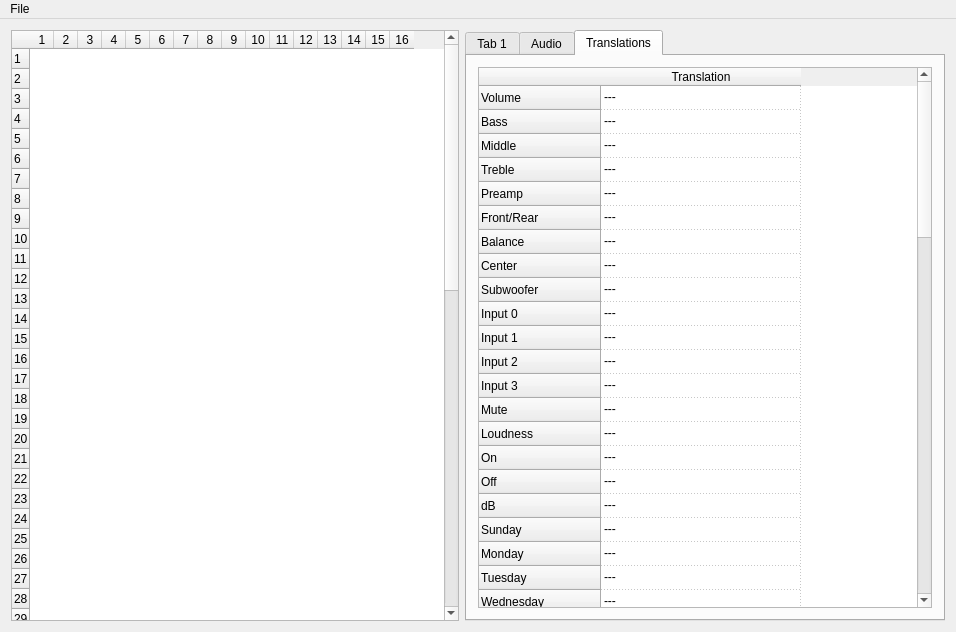
WiseLord/ampcontrol, file editor/mainwindow.ui: the form before one commit.
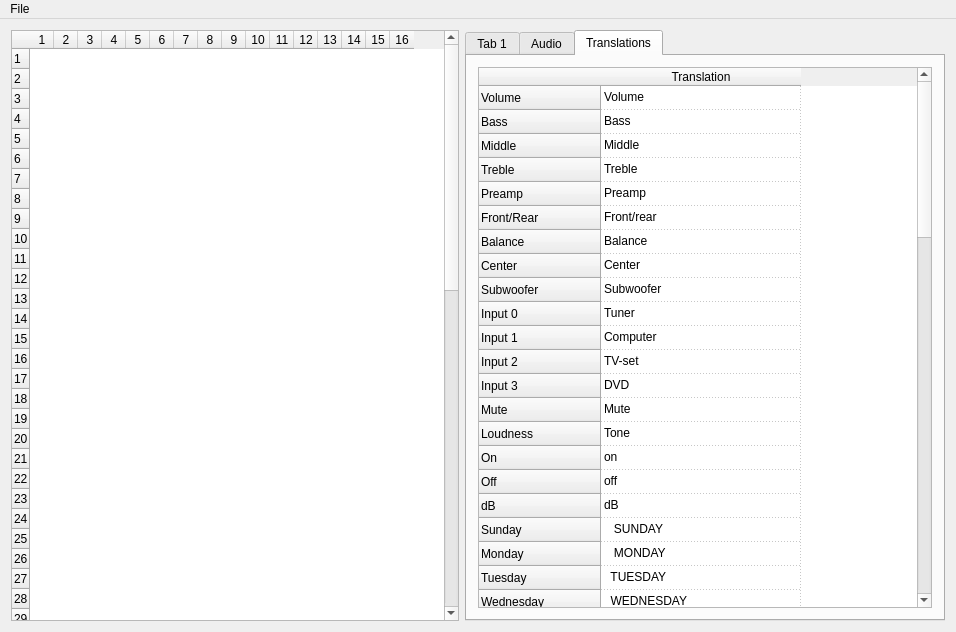
The form after the commit.

Commit message: editor: load text labels from eeprom to translation tab.

```diff
--- a/editor/mainwindow.ui
+++ b/editor/mainwindow.ui
@@ -811,347 +811,347 @@
           </column>
           <item row="0" column="0">
            <property name="text">
-            <string>---</string>
+            <string>Volume</string>
            </property>
           </item>
           <item row="1" column="0">
            <property name="text">
-            <string>---</string>
+            <string>Bass</string>
            </property>
           </item>
           <item row="2" column="0">
            <property name="text">
-            <string>---</string>
+            <string>Middle</string>
            </property>
           </item>
           <item row="3" column="0">
            <property name="text">
-            <string>---</string>
+            <string>Treble</string>
            </property>
           </item>
           <item row="4" column="0">
            <property name="text">
-            <string>---</string>
+            <string>Preamp</string>
            </property>
           </item>
           <item row="5" column="0">
            <property name="text">
-            <string>---</string>
+            <string>Front/rear</string>
            </property>
           </item>
           <item row="6" column="0">
            <property name="text">
-            <string>---</string>
+            <string>Balance</string>
            </property>
           </item>
           <item row="7" column="0">
            <property name="text">
-            <string>---</string>
+            <string>Center</string>
            </property>
           </item>
           <item row="8" column="0">
            <property name="text">
-            <string>---</string>
+            <string>Subwoofer</string>
            </property>
           </item>
           <item row="9" column="0">
            <property name="text">
-            <string>---</string>
+            <string>Tuner</string>
            </property>
           </item>
           <item row="10" column="0">
            <property name="text">
-            <string>---</string>
+            <string>Computer</string>
            </property>
           </item>
           <item row="11" column="0">
            <property name="text">
-            <string>---</string>
+            <string>TV-set</string>
            </property>
           </item>
           <item row="12" column="0">
            <property name="text">
-            <string>---</string>
+            <string>DVD</string>
            </property>
           </item>
           <item row="13" column="0">
            <property name="text">
-            <string>---</string>
+            <string>Mute</string>
            </property>
           </item>
           <item row="14" column="0">
            <property name="text">
-            <string>---</string>
+            <string>Tone</string>
            </property>
           </item>
           <item row="15" column="0">
            <property name="text">
-            <string>---</string>
+            <string>on</string>
            </property>
           </item>
           <item row="16" column="0">
            <property name="text">
-            <string>---</string>
+            <string>off</string>
            </property>
           </item>
           <item row="17" column="0">
            <property name="text">
-            <string>---</string>
+            <string>dB</string>
            </property>
           </item>
           <item row="18" column="0">
            <property name="text">
-            <string>---</string>
+            <string>   SUNDAY   </string>
            </property>
           </item>
           <item row="19" column="0">
            <property name="text">
-            <string>---</string>
+            <string>   MONDAY   </string>
            </property>
           </item>
           <item row="20" column="0">
            <property name="text">
-            <string>---</string>
+            <string>  TUESDAY   </string>
            </property>
           </item>
           <item row="21" column="0">
            <property name="text">
-            <string>---</string>
+            <string>  WEDNESDAY </string>
            </property>
           </item>
           <item row="22" column="0">
            <property name="text">
-            <string>---</string>
+            <string>  THURSDAY  </string>
            </property>
           </item>
           <item row="23" column="0">
            <property name="text">
-            <string>---</string>
+            <string>   FRIDAY   </string>
            </property>
           </item>
           <item row="24" column="0">
            <property name="text">
-            <string>---</string>
+            <string>  SATURDAY  </string>
            </property>
           </item>
           <item row="25" column="0">
            <property name="text">
-            <string>---</string>
+            <string>Brightness</string>
            </property>
           </item>
           <item row="26" column="0">
            <property name="text">
-            <string>---</string>
+            <string>Input status</string>
            </property>
           </item>
           <item row="27" column="0">
            <property name="text">
-            <string>---</string>
+            <string>RC5</string>
            </property>
           </item>
           <item row="28" column="0">
            <property name="text">
-            <string>---</string>
+            <string>Buttons</string>
            </property>
           </item>
           <item row="29" column="0">
            <property name="text">
-            <string>---</string>
+            <string>Learning mode</string>
            </property>
           </item>
           <item row="30" column="0">
            <property name="text">
-            <string>---</string>
+            <string>Button</string>
            </property>
           </item>
           <item row="31" column="0">
            <property name="text">
-            <string>---</string>
+            <string>Address</string>
            </property>
           </item>
           <item row="32" column="0">
            <property name="text">
-            <string>---</string>
+            <string>Command</string>
            </property>
           </item>
           <item row="33" column="0">
            <property name="text">
-            <string>---</string>
+            <string>Standby mode</string>
            </property>
           </item>
           <item row="34" column="0">
            <property name="text">
-            <string>---</string>
+            <string>Mute sound</string>
            </property>
           </item>
           <item row="35" column="0">
            <property name="text">
-            <string>---</string>
+            <string>Menu</string>
            </property>
           </item>
           <item row="36" column="0">
            <property name="text">
-            <string>---</string>
+            <string>Volume +</string>
            </property>
           </item>
           <item row="37" column="0">
            <property name="text">
-            <string>---</string>
+            <string>Volume -</string>
            </property>
           </item>
           <item row="38" column="0">
            <property name="text">
-            <string>---</string>
+            <string>Input 1</string>
            </property>
           </item>
           <item row="39" column="0">
            <property name="text">
-            <string>---</string>
+            <string>Input 2</string>
            </property>
           </item>
           <item row="40" column="0">
            <property name="text">
-            <string>---</string>
+            <string>Input 3</string>
            </property>
           </item>
           <item row="41" column="0">
            <property name="text">
-            <string>---</string>
+            <string>Input 4</string>
            </property>
           </item>
           <item row="42" column="0">
            <property name="text">
-            <string>---</string>
+            <string>Next input</string>
            </property>
           </item>
           <item row="43" column="0">
            <property name="text">
-            <string>---</string>
+            <string>Time</string>
            </property>
           </item>
           <item row="44" column="0">
            <property name="text">
-            <string>---</string>
+            <string>Backlight</string>
            </property>
           </item>
           <item row="45" column="0">
            <property name="text">
-            <string>---</string>
+            <string>Spectrum mode</string>
            </property>
           </item>
           <item row="46" column="0">
            <property name="text">
-            <string>---</string>
+            <string>Fall speed</string>
            </property>
           </item>
           <item row="47" column="0">
            <property name="text">
-            <string>---</string>
+            <string>Display mode</string>
            </property>
           </item>
           <item row="48" column="0">
            <property name="text">
-            <string>---</string>
+            <string>Timer</string>
            </property>
           </item>
           <item row="49" column="0">
            <property name="text">
-            <string>---</string>
+            <string>Alarm</string>
            </property>
           </item>
           <item row="50" column="0">
            <property name="text">
-            <string>---</string>
+            <string>Channel +</string>
            </property>
           </item>
           <item row="51" column="0">
            <property name="text">
-            <string>---</string>
+            <string>Channel -</string>
            </property>
           </item>
           <item row="52" column="0">
            <property name="text">
-            <string>---</string>
+            <string>FM tune</string>
            </property>
           </item>
           <item row="53" column="0">
            <property name="text">
-            <string>---</string>
+            <string>FM mono</string>
            </property>
           </item>
           <item row="54" column="0">
            <property name="text">
-            <string>---</string>
+            <string>Store freq</string>
            </property>
           </item>
           <item row="55" column="0">
            <property name="text">
-            <string>---</string>
+            <string>Button 1</string>
            </property>
           </item>
           <item row="56" column="0">
            <property name="text">
-            <string>---</string>
+            <string>Button 2</string>
            </property>
           </item>
           <item row="57" column="0">
            <property name="text">
-            <string>---</string>
+            <string>Button 3</string>
            </property>
           </item>
           <item row="58" column="0">
            <property name="text">
-            <string>---</string>
+            <string>Button 4</string>
            </property>
           </item>
           <item row="59" column="0">
            <property name="text">
-            <string>---</string>
+            <string>Button 5</string>
            </property>
           </item>
           <item row="60" column="0">
            <property name="text">
-            <string>---</string>
+            <string>Button 6</string>
            </property>
           </item>
           <item row="61" column="0">
            <property name="text">
-            <string>---</string>
+            <string>Button 7</string>
            </property>
           </item>
           <item row="62" column="0">
            <property name="text">
-            <string>---</string>
+            <string>Button 8</string>
            </property>
           </item>
           <item row="63" column="0">
            <property name="text">
-            <string>---</string>
+            <string>Button 9</string>
            </property>
           </item>
           <item row="64" column="0">
            <property name="text">
-            <string>---</string>
+            <string>Button 0</string>
            </property>
           </item>
           <item row="65" column="0">
            <property name="text">
-            <string>---</string>
+            <string>Left channel</string>
            </property>
           </item>
           <item row="66" column="0">
            <property name="text">
-            <string>---</string>
+            <string>Right channel</string>
            </property>
           </item>
           <item row="67" column="0">
            <property name="text">
-            <string>---</string>
+            <string>Threshold</string>
            </property>
           </item>
           <item row="68" column="0">
            <property name="text">
-            <string>---</string>
+            <string>Sensor</string>
            </property>
           </item>
          </widget>
```
The commit also changes 2 other files.
